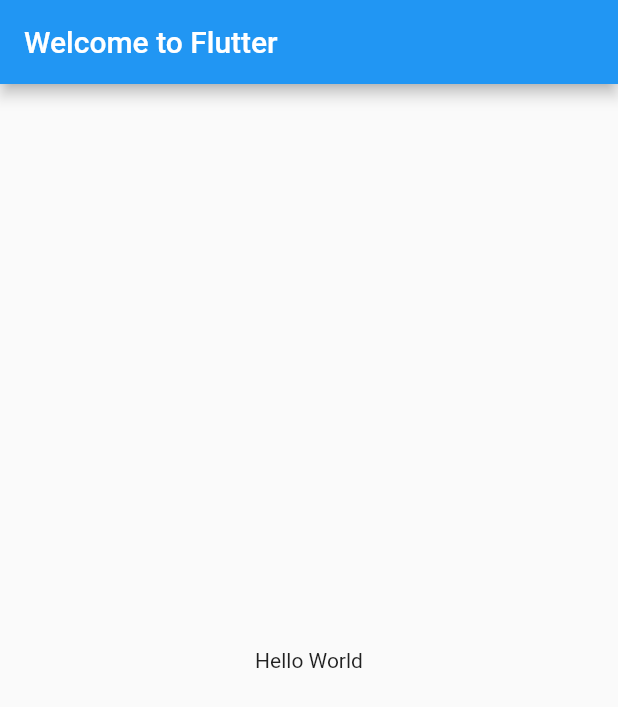
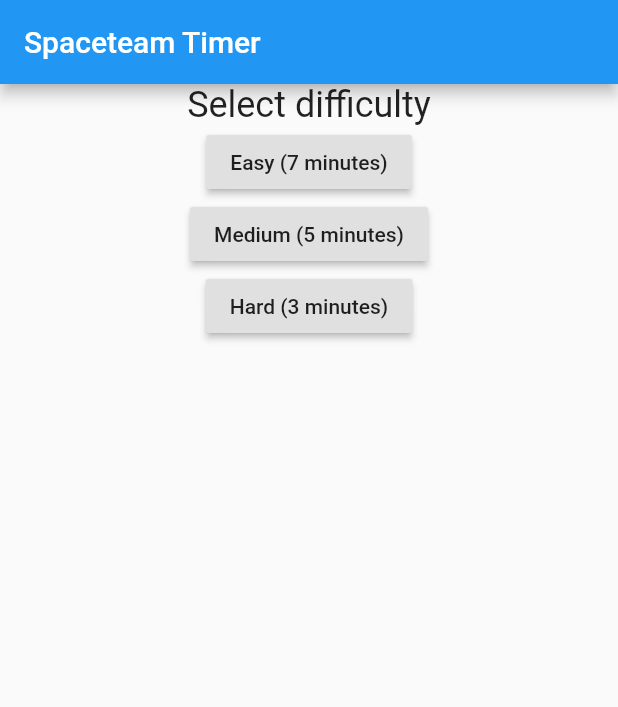
Before and after one commit to palfrey/spaceteam-timer, a Flutter app: the screen it shows after launch, on a phone screen of 412 x 824 dp. Shown: the top 707 px of the screen. Run offline on Flutter 3.47's test engine with Material 2 defaults, Android fonts, the phone set to English and light mode, and no system bars.

Commit message:
Basic 'pick a timer' interface

```diff
--- /dev/null
+++ b/lib/choose.dart
@@ -0,0 +1,45 @@
+import 'package:flutter/material.dart';
+import 'difficulty.dart';
+import 'timer.dart';
+
+class TimerSelect extends StatelessWidget {
+  void selectDifficulty(BuildContext context, Difficulty level) {
+    Navigator.push(
+      context,
+      MaterialPageRoute(
+        builder: (context) => TimerScreen(difficulty: level),
+      ),
+    );
+  }
+
+  @override
+  Widget build(BuildContext context) {
+    return Scaffold(
+      appBar: AppBar(
+        title: Text('Spaceteam Timer'),
+      ),
+      body: Center(
+          child: Column(children: <Widget>[
+        Text(
+          'Select difficulty',
+          style: TextStyle(fontSize: 24.0),
+        ),
+        RaisedButton(
+            child: Text('Easy (7 minutes)'),
+            onPressed: () {
+              selectDifficulty(context, Difficulty.Easy);
+            }),
+        RaisedButton(
+            child: Text('Medium (5 minutes)'),
+            onPressed: () {
+              selectDifficulty(context, Difficulty.Medium);
+            }),
+        RaisedButton(
+            child: Text('Hard (3 minutes)'),
+            onPressed: () {
+              selectDifficulty(context, Difficulty.Hard);
+            })
+      ])),
+    );
+  }
+}
--- /dev/null
+++ b/lib/difficulty.dart
@@ -0,0 +1 @@
+enum Difficulty { Easy, Medium, Hard }
--- a/lib/main.dart
+++ b/lib/main.dart
@@ -1,20 +1,7 @@
 import 'package:flutter/material.dart';
+import 'choose.dart';
 
-void main() => runApp(MyApp());
-
-class MyApp extends StatelessWidget {
-  @override
-  Widget build(BuildContext context) {
-    return MaterialApp(
-      title: 'Welcome to Flutter',
-      home: Scaffold(
-        appBar: AppBar(
-          title: Text('Welcome to Flutter'),
-        ),
-        body: Center(
-          child: Text('Hello World'),
-        ),
-      ),
-    );
-  }
-}
+void main() => runApp(MaterialApp(
+      title: 'Spaceteam Timer',
+      home: TimerSelect(),
+    ));
--- /dev/null
+++ b/lib/timer.dart
@@ -0,0 +1,19 @@
+import 'package:flutter_sound/flutter_sound.dart';
+import 'package:flutter/material.dart';
+import 'difficulty.dart';
+
+class TimerScreen extends StatelessWidget {
+  final Difficulty difficulty;
+
+  // In the constructor, require a Todo
+  TimerScreen({Key key, @required this.difficulty}) : super(key: key);
+
+  @override
+  Widget build(BuildContext context) {
+    return Scaffold(
+        appBar: AppBar(
+          title: Text('Run timer'),
+        ),
+        body: Center(child: Text('run')));
+  }
+}
```
Also changed, not shown: 1 other file.
